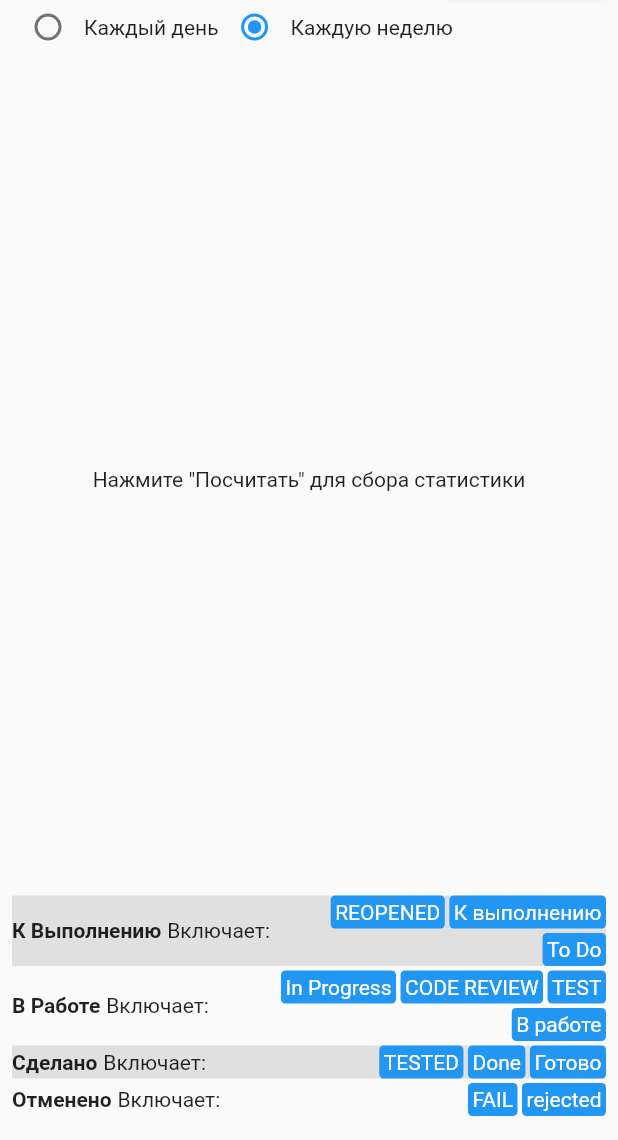
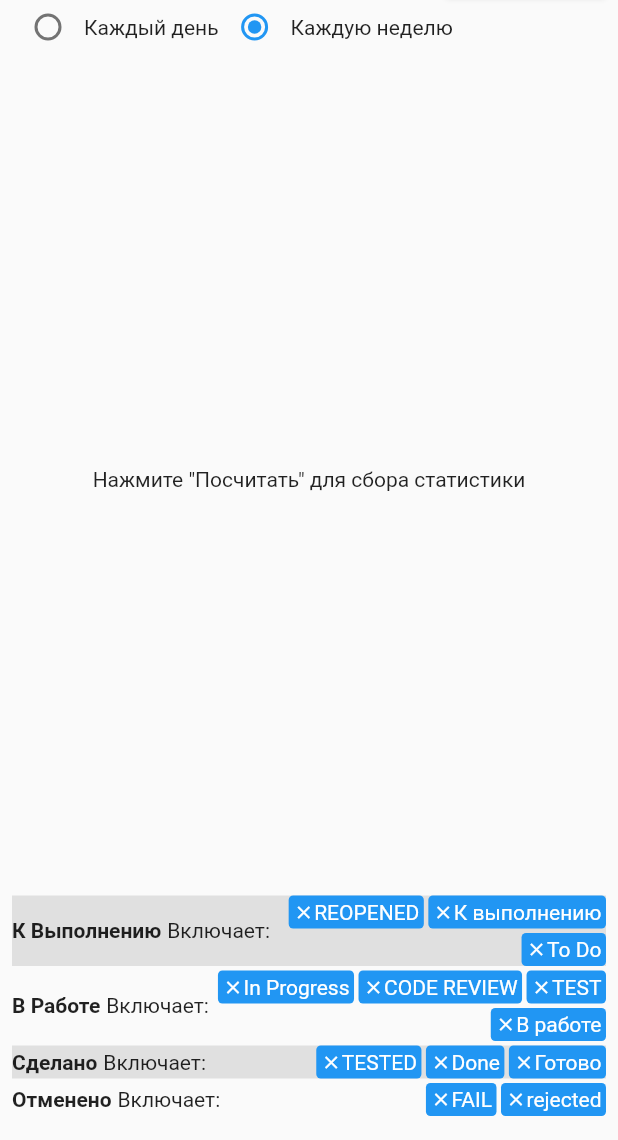
Before and after one commit to mishkov/jira_api_app, a Flutter app: the screen it shows after launch, after a tap on "Войти", on a phone screen of 412 x 824 dp, the part 96-1236 px from its top. Run offline on Flutter 3.47's test engine with Material 2 defaults, Android fonts, the phone set to English and light mode, and no system bars; our stand-ins replace shared_preferences, syncfusion_flutter_charts; missing offline and left inert: jira_api.

Commit message:
Add ability to remove statuses from categories

```diff
--- a/lib/statuses_categories_view.dart
+++ b/lib/statuses_categories_view.dart
@@ -106,12 +106,41 @@ class _StatusesCategoriesViewState extends State<StatusesCategoriesView> {
                                   borderRadius: BorderRadius.circular(3.0),
                                 ),
                                 padding: const EdgeInsets.all(3.0),
-                                child: Text(
-                                  e,
-                                  style: TextStyle(
-                                    color:
-                                        Theme.of(context).colorScheme.onPrimary,
-                                  ),
+                                child: Row(
+                                  mainAxisSize: MainAxisSize.min,
+                                  children: [
+                                    IconButton(
+                                      padding: EdgeInsets.zero,
+                                      constraints: const BoxConstraints(),
+                                      iconSize: 14,
+                                      onPressed: () {
+                                        setState(() {
+                                          _updatedCategoris ??=
+                                              widget.statusesCategoris.map((e) {
+                                            return e.clone();
+                                          }).toList();
+                                        });
+
+                                        _updatedCategoris![index]
+                                            .statusesNames
+                                            .remove(e);
+                                      },
+                                      icon: Icon(
+                                        Icons.close,
+                                        color: Theme.of(context)
+                                            .colorScheme
+                                            .onPrimary,
+                                      ),
+                                    ),
+                                    Text(
+                                      e,
+                                      style: TextStyle(
+                                        color: Theme.of(context)
+                                            .colorScheme
+                                            .onPrimary,
+                                      ),
+                                    ),
+                                  ],
                                 ),
                               ),
                             );
```
